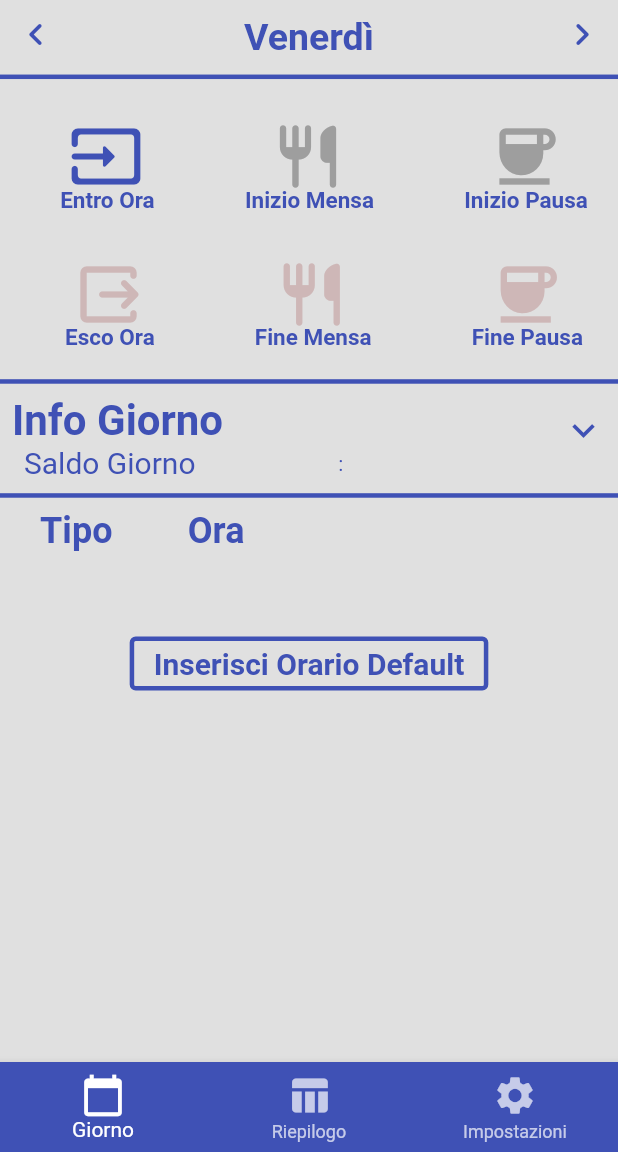
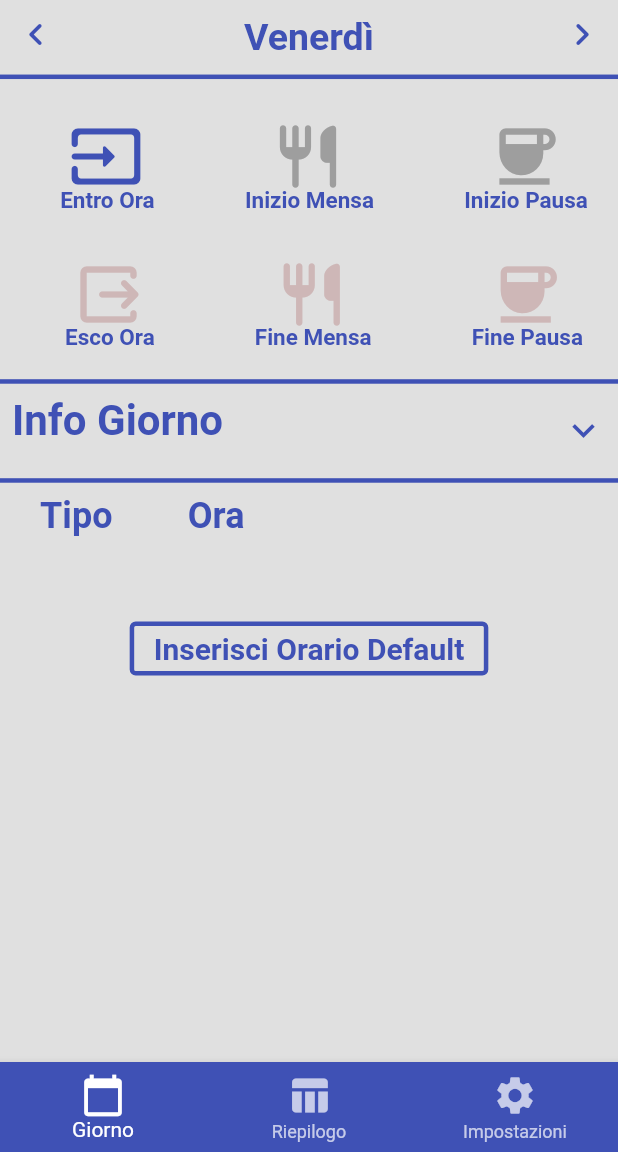
Before and after one commit to gpalleschi/WBadge, a Flutter app: the screen it shows after launch, on a phone screen of 412 x 824 dp, the part 84-1236 px from its top. Run offline on Flutter 3.47's test engine with Material 2 defaults, Android fonts, the phone set to English and light mode, and no system bars; drawn by our look-alikes of expandable; our stand-ins replace sqflite; missing offline and left inert: flutter_alarm_clock; accounts and stored records are empty; generated files the repository leaves out were written again.

Commit message:
Improved resume

```diff
--- a/lib/pages/day_screen.dart
+++ b/lib/pages/day_screen.dart
@@ -75,7 +75,6 @@ class DayScreen extends StatelessWidget {
           header: Column(
                                 children: [
                                   const _TitleDayResume(),
-                                  _RowDayResume(dayProvider: dayProvider, label: AppLocalizations.of(context)!.labelresume.split(':')[0], value: dayProvider.resumeDay[dayProvider.selDay][dayProvider.labelResume[0]], color: dayProvider.getColorValue(dayProvider.selDay, dayProvider.labelResume[0]) > 0 ? (Theme.of(context).textTheme.bodyLarge!.color)! : Theme.of(context).hintColor),
                                 ],
                               ),
           theme: ExpandableThemeData(iconColor: Theme.of(context).expansionTileTheme.iconColor, iconSize: 30),
@@ -89,7 +88,15 @@ class DayScreen extends StatelessWidget {
                   return _RowDayResume(dayProvider: dayProvider, label: AppLocalizations.of(context)!.labelresume.split(':')[index], value: dayProvider.resumeDay[dayProvider.selDay][dayProvider.labelResume[index]], color: dayProvider.getColorValue(dayProvider.selDay, dayProvider.labelResume[index]) > 0 ? (Theme.of(context).textTheme.bodyLarge!.color)! : Theme.of(context).hintColor);
                 }
               }),
-              )), collapsed: Container(),
+              )), collapsed:
+
+                dayProvider.resumeDay[dayProvider.selDay][dayProvider.labelResume[dayProvider.IDX_EXP_EXIT]] == '' ?
+                Container() :
+              Column(
+                children: [ _RowDayResume(dayProvider: dayProvider, label: AppLocalizations.of(context)!.labelresume.split(':')[dayProvider.IDX_DAY_BALANCE], value: dayProvider.resumeDay[dayProvider.selDay][dayProvider.labelResume[dayProvider.IDX_DAY_BALANCE]], color: dayProvider.getColorValue(dayProvider.selDay, dayProvider.labelResume[dayProvider.IDX_DAY_BALANCE]) > 0 ? (Theme.of(context).textTheme.bodyLarge!.color)! : Theme.of(context).hintColor),
+                            _RowDayResume(dayProvider: dayProvider, label: AppLocalizations.of(context)!.labelresume.split(':')[dayProvider.IDX_EXP_EXIT], value: dayProvider.resumeDay[dayProvider.selDay][dayProvider.labelResume[dayProvider.IDX_EXP_EXIT]], color: dayProvider.getColorValue(dayProvider.selDay, dayProvider.labelResume[dayProvider.IDX_EXP_EXIT]) > 0 ? (Theme.of(context).textTheme.bodyLarge!.color)! : Theme.of(context).hintColor),
+                            _RowDayResume(dayProvider: dayProvider, label: AppLocalizations.of(context)!.labelresume.split(':')[dayProvider.IDX_EXP_EXIT_0], value: dayProvider.resumeDay[dayProvider.selDay][dayProvider.labelResume[dayProvider.IDX_EXP_EXIT_0]], color: dayProvider.getColorValue(dayProvider.selDay, dayProvider.labelResume[dayProvider.IDX_EXP_EXIT_0]) > 0 ? (Theme.of(context).textTheme.bodyLarge!.color)! : Theme.of(context).hintColor),]
+              ),
 
         ),
         const Divider(
--- a/lib/providers/param_provider.dart
+++ b/lib/providers/param_provider.dart
@@ -8,7 +8,7 @@ import 'package:flutter/material.dart';
 class ParamProvider extends ChangeNotifier {
 
   // Version to change
-  String version = "1.0.3";
+  String version = "1.0.4";
   String skyballs = "Skyballs 2023";
 
   bool flagLoad = false;
```
